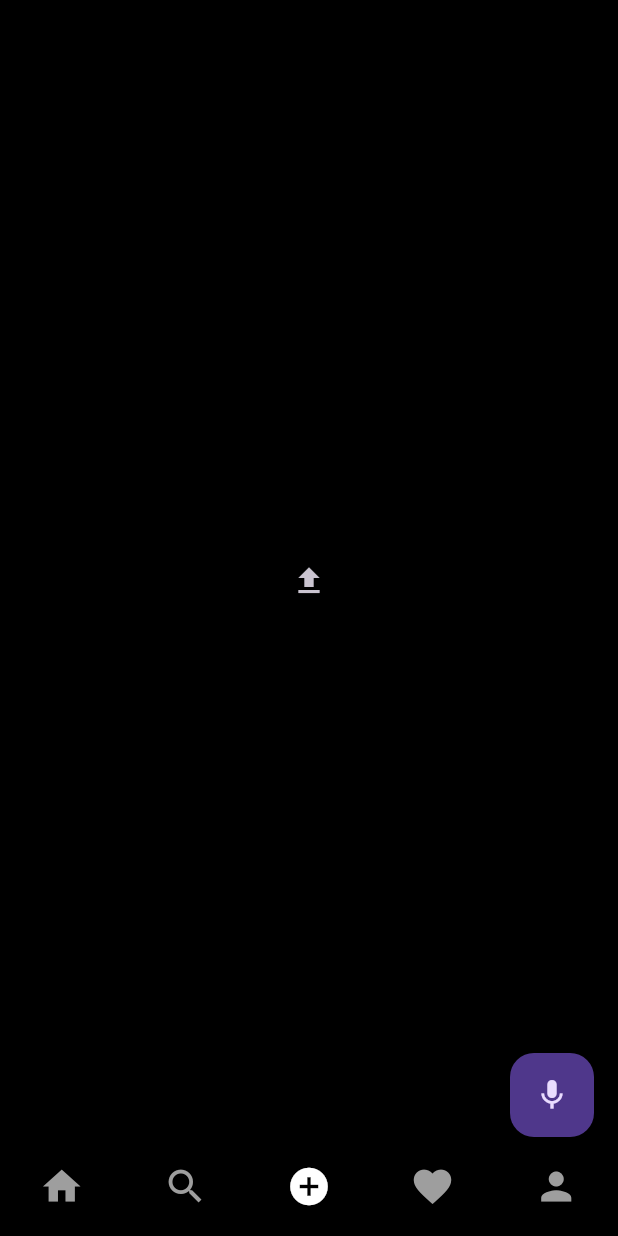
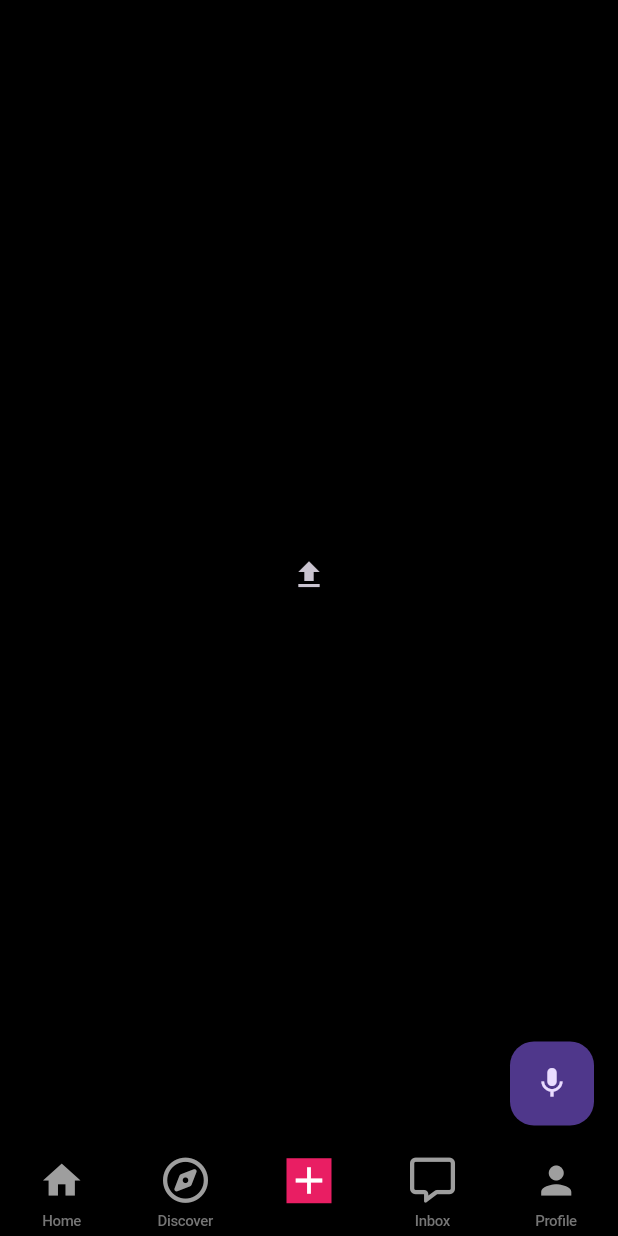
Before and after one commit to Sarthug99/tiktok-hackathon, a Flutter app: the screen it shows once a user with an empty profile is signed in, swiped to page 3, on a phone screen of 412 x 824 dp. Run offline on Flutter 3.47's test engine with Material 3 defaults, Android fonts, the light colour scheme and no system bars; our stand-ins replace cloud_firestore, firebase_auth, firebase_core, firebase_storage, flutter_dotenv, flutter_svg and 7 more; missing offline and left inert: dialogflow_flutter; accounts and stored records are empty.

Commit message:
Changed Bottom Nav bar

```diff
--- a/lib/responsive/mobile_screen_layout.dart
+++ b/lib/responsive/mobile_screen_layout.dart
@@ -1,13 +1,13 @@
 import 'package:flutter/cupertino.dart';
 import 'package:flutter/material.dart';
 import 'package:instagram_clone_flutter/utils/colors.dart';
-import 'package:instagram_clone_flutter/utils/global_variable.dart';
-import 'package:instagram_clone_flutter/main.dart'; // Import the VoiceAssistant class
+import 'package:instagram_clone_flutter/main.dart';
 import 'package:instagram_clone_flutter/screens/feed_screen.dart';
 import 'package:instagram_clone_flutter/screens/search_screen.dart';
 import 'package:instagram_clone_flutter/screens/add_post_screen.dart';
 import 'package:instagram_clone_flutter/screens/profile_screen.dart';
-import 'package:firebase_auth/firebase_auth.dart'; // Import FirebaseAuth
+import 'package:firebase_auth/firebase_auth.dart';
+import 'package:font_awesome_flutter/font_awesome_flutter.dart';
 
 class MobileScreenLayout extends StatefulWidget {
   const MobileScreenLayout({Key? key}) : super(key: key);
@@ -68,19 +68,24 @@ class _MobileScreenLayoutState extends State<MobileScreenLayout> {
 
   @override
   Widget build(BuildContext context) {
+    final double screenHeight = MediaQuery.of(context).size.height;
+    final double bottomNavBarHeight = screenHeight * 0.07;
+
     return Scaffold(
       body: PageView(
         controller: pageController,
         onPageChanged: onPageChanged,
         children: [
           const FeedScreen(),
-          const SearchScreen(),
+          const SearchScreen(), // This will be for the "Discover" tab
           const AddPostScreen(),
-          const Center(child: Text('Notifications Screen')),
-          ProfileScreen(uid: FirebaseAuth.instance.currentUser!.uid), // Use the current user's UID
+          const Center(child: Text('Notifications Screen')), // This will be for the "Inbox" tab
+          ProfileScreen(uid: FirebaseAuth.instance.currentUser!.uid),
         ],
       ),
-      bottomNavigationBar: CupertinoTabBar(
+      bottomNavigationBar: Container(
+      height: bottomNavBarHeight,
+      child: CupertinoTabBar(
         backgroundColor: mobileBackgroundColor,
         items: <BottomNavigationBarItem>[
           BottomNavigationBarItem(
@@ -88,31 +93,37 @@ class _MobileScreenLayoutState extends State<MobileScreenLayout> {
               Icons.home,
               color: (_page == 0) ? primaryColor : secondaryColor,
             ),
-            label: '',
+            label: 'Home',
             backgroundColor: primaryColor,
           ),
           BottomNavigationBarItem(
             icon: Icon(
-              Icons.search,
+              FontAwesomeIcons.compass, // Discover icon
               color: (_page == 1) ? primaryColor : secondaryColor,
+            ),
+            label: 'Discover',
+            backgroundColor: primaryColor,
+          ),
+          BottomNavigationBarItem(
+            icon: Container(
+              decoration: BoxDecoration(
+                shape: BoxShape.rectangle,
+                color: (_page == 2) ? Colors.pink : primaryColor, // Color of the middle button
+              ),
+              child: Icon(
+                Icons.add,
+                color: (_page == 2) ? Colors.white : Colors.black,
+              ),
             ),
             label: '',
             backgroundColor: primaryColor,
           ),
           BottomNavigationBarItem(
             icon: Icon(
-              Icons.add_circle,
-              color: (_page == 2) ? primaryColor : secondaryColor,
-            ),
-            label: '',
-            backgroundColor: primaryColor,
-          ),
-          BottomNavigationBarItem(
-            icon: Icon(
-              Icons.favorite,
+              FontAwesomeIcons.message, // Inbox icon
               color: (_page == 3) ? primaryColor : secondaryColor,
             ),
-            label: '',
+            label: 'Inbox',
             backgroundColor: primaryColor,
           ),
           BottomNavigationBarItem(
@@ -120,15 +131,16 @@ class _MobileScreenLayoutState extends State<MobileScreenLayout> {
               Icons.person,
               color: (_page == 4) ? primaryColor : secondaryColor,
             ),
-            label: '',
+            label: 'Profile',
             backgroundColor: primaryColor,
           ),
         ],
         onTap: navigationTapped,
         currentIndex: _page,
+      )
       ),
       floatingActionButton: FloatingActionButton(
-        onPressed: () => _toggleListening(context), // Pass context here
+        onPressed: () => _toggleListening(context),
         child: Icon(_isListening ? Icons.mic_off : Icons.mic),
       ),
     );
--- a/pubspec.yaml
+++ b/pubspec.yaml
@@ -47,7 +47,7 @@ dependencies:
   flutter_dotenv: ^5.0.2
   video_player: ^2.4.5
   visibility_detector: ^0.2.0
-  video_thumbnail: ^0.5.1+4
+  font_awesome_flutter: ^10.1.0
 
 dev_dependencies:
   flutter_lints: ^2.0.1
```
Also changed, not shown: lib/screens/feed_screen.dart (+17 -7 lines), pubspec.lock, 2 other files.
